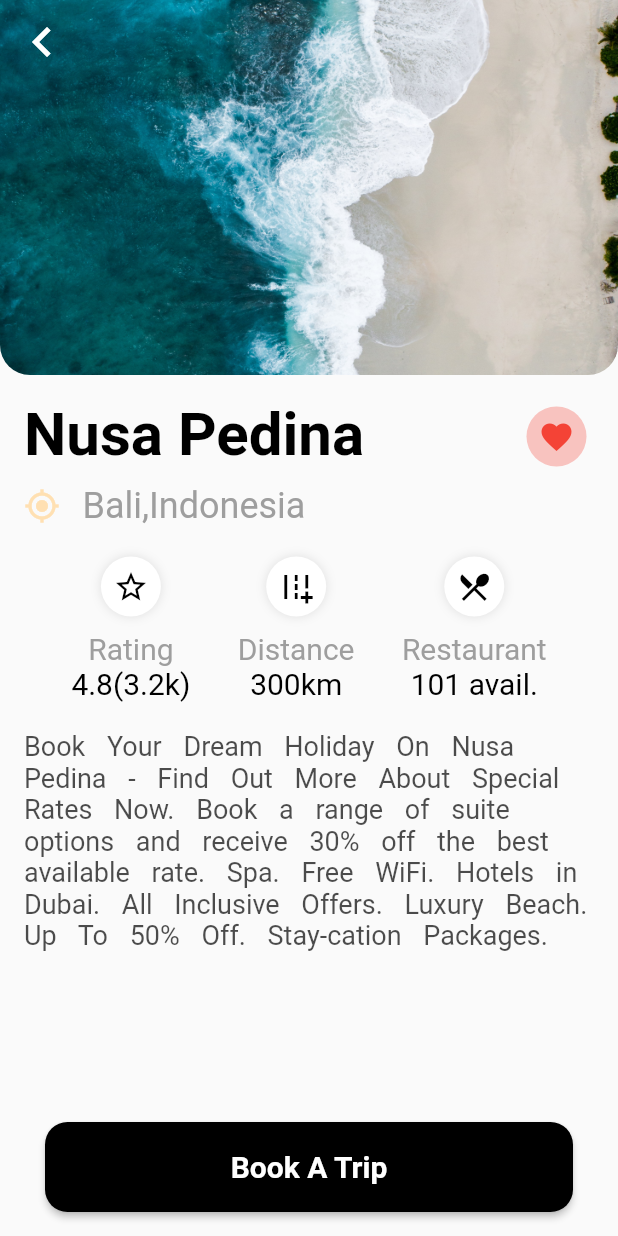
After one commit to ayoub-kh/travel-app, a Flutter app: the screen it shows after launch, after a tap on "Nusa Pedina", on a phone screen of 412 x 824 dp. The commit adds this screen. Run offline on Flutter 3.47's test engine with Material 2 defaults, Android fonts, the phone set to English and light mode, and no system bars.

Commit message:
last commit

```diff
--- /dev/null
+++ b/lib/view/details.dart
@@ -0,0 +1,128 @@
+import 'package:flutter/material.dart';
+import 'package:travel_app/view/ratingcard.dart';
+
+class DetailsPage extends StatelessWidget {
+
+  final String bgImage;
+  final String locationText;
+  final String positionText;
+
+  DetailsPage({required this.bgImage, required this.locationText, required this.positionText});
+
+  @override
+  Widget build(BuildContext context) {
+    return Scaffold(
+      body: ListView(
+        children: [
+          Container(
+            height: 250,
+            width: MediaQuery.of(context).size.width,
+            decoration: BoxDecoration(
+              borderRadius: BorderRadius.only(bottomLeft: Radius.circular(20),bottomRight: Radius.circular(20),),
+              image: DecorationImage(
+                image: AssetImage(bgImage),
+                fit: BoxFit.cover,
+              ),
+              shape: BoxShape.rectangle,
+            ),
+            child: Align(
+              alignment: Alignment.topLeft,
+              child: IconButton(
+                onPressed:()=> Navigator.pop(context),
+                icon: Icon(Icons.chevron_left, color: Colors.white,size: 40,)
+              ),
+            ),
+          ),
+          Padding(
+            padding: const EdgeInsets.all(16),
+            child: Column(
+              children: [
+                Row(
+                  crossAxisAlignment: CrossAxisAlignment.start,
+                  mainAxisAlignment: MainAxisAlignment.spaceBetween,
+                  children: [
+                    Column(
+                      crossAxisAlignment: CrossAxisAlignment.start,
+                      children: [
+                        Text(
+                          locationText,
+                          style: TextStyle(
+                            color: Colors.black,
+                            fontWeight: FontWeight.bold,
+                            fontSize: 40,
+                          ),
+                        ),
+                        SizedBox(height: 10,),
+                        Row(
+                          children: [
+                            Icon(
+                              Icons.my_location,
+                              color: Colors.orange[100],
+                              size: 24,
+                            ),
+                             SizedBox(width: 15,),
+                            Text(
+                              positionText,
+                              style: TextStyle(
+                                color: Colors.grey,
+                                fontSize: 24,
+                              ),
+                            )
+                          ],
+                        )
+                      ]
+                    ),
+                    Container(
+                      height: 40,
+                      width: 40,
+                      margin: EdgeInsets.all(5),
+                      decoration: BoxDecoration(
+                        shape: BoxShape.circle,
+                        color: Colors.red.withOpacity(0.3),
+                      ),
+                      child: Icon(Icons.favorite,color: Colors.red,),
+                    )
+                  ],
+                ),
+                SizedBox(height: 10,),
+                Row(
+                  mainAxisAlignment: MainAxisAlignment.spaceEvenly,
+                  children: [
+                    RatingCard( icon: Icons.star_border, text1: 'Rating', text2: '4.8(3.2k)',),
+                    RatingCard( icon: Icons.add_road,text1: 'Distance', text2: '300km',),
+                    RatingCard( icon: Icons.restaurant_menu, text1: 'Restaurant', text2: '101 avail.',),
+                  ],
+                ),
+                SizedBox(height: 20,),
+                Text(
+                  'Book Your Dream Holiday On $locationText - Find Out More About Special Rates Now. Book a range of suite options and receive 30% off the best available rate. Spa. Free WiFi. Hotels in Dubai. All Inclusive Offers. Luxury Beach. Up To 50% Off. Stay-cation Packages.',
+                  style: TextStyle(
+                    fontSize: 18,
+                    wordSpacing: 10,
+                    color: Colors.black.withOpacity(0.7)
+                  ),
+                )
+              ],
+            ),
+          )
+        ],
+      ),
+      floatingActionButton: ButtonTheme(
+        height: 60,
+        minWidth: MediaQuery.of(context).size.width -60,
+        alignedDropdown: true,
+        // ignore: deprecated_member_use
+        child: RaisedButton(
+          onPressed: () {  },
+          elevation: null,
+          color: Colors.black,
+          child: Text('Book A Trip',style: TextStyle(color: Colors.white, fontSize: 20,fontWeight: FontWeight.bold),),
+          shape: RoundedRectangleBorder(
+            borderRadius: BorderRadius.circular(15)
+          ),
+        ),
+       ),
+       floatingActionButtonLocation: FloatingActionButtonLocation.centerFloat,
+    );
+  }
+}
--- /dev/null
+++ b/lib/view/ratingcard.dart
@@ -0,0 +1,48 @@
+import 'package:flutter/material.dart';
+
+class RatingCard extends StatelessWidget {
+  late final IconData icon;
+  late final String text1;
+  late final String text2;
+
+  RatingCard({required this.icon,required this.text1,required this.text2});
+
+  @override
+  Widget build(BuildContext context) {
+    return Column(
+      children: [
+        Container(
+          height: 40,
+          width: 40,
+          margin: EdgeInsets.all(10),
+          decoration: BoxDecoration(
+            boxShadow: [
+              BoxShadow(
+                blurRadius: 5,
+                color: Colors.grey.withOpacity(0.3),
+                offset: Offset.zero
+              )
+            ],
+            shape: BoxShape.circle,
+            color: Colors.white,
+          ),
+          child: Icon(icon,color: Colors.black,),
+        ),
+        Text(
+          text1,
+          style: TextStyle(
+            color: Colors.grey,
+            fontSize: 20,
+          ),
+        ),
+        Text(
+          text2,
+          style: TextStyle(
+            color: Colors.black,
+            fontSize: 20,
+          ),
+        )
+      ],
+    );
+  }
+}
--- a/lib/view/trip_card.dart
+++ b/lib/view/trip_card.dart
@@ -1,4 +1,5 @@
 import 'package:flutter/material.dart';
+import 'package:travel_app/view/details.dart';
 
 class Trip_card extends StatelessWidget {
 
@@ -7,10 +8,13 @@ class Trip_card extends StatelessWidget {
   late final String position;
 
   Trip_card({required this.bg_image, required this.location,required this.position});
-
   @override
   Widget build(BuildContext context) {
-    return Card(
+    return GestureDetector(
+      onTap: ()=>{
+        Navigator.push(context, MaterialPageRoute(builder: (context)=>DetailsPage(bgImage: bg_image, locationText: location, positionText: position,),),)
+      },
+      child: Card(
         clipBehavior: Clip.antiAlias,
         shape: RoundedRectangleBorder(
           borderRadius: BorderRadius.circular(10),
@@ -87,6 +91,7 @@ class Trip_card extends StatelessWidget {
             )
           ],
         ),
+      ),
     );
   }
 }
```
Lines whose indentation alone changed are shown as unchanged.
